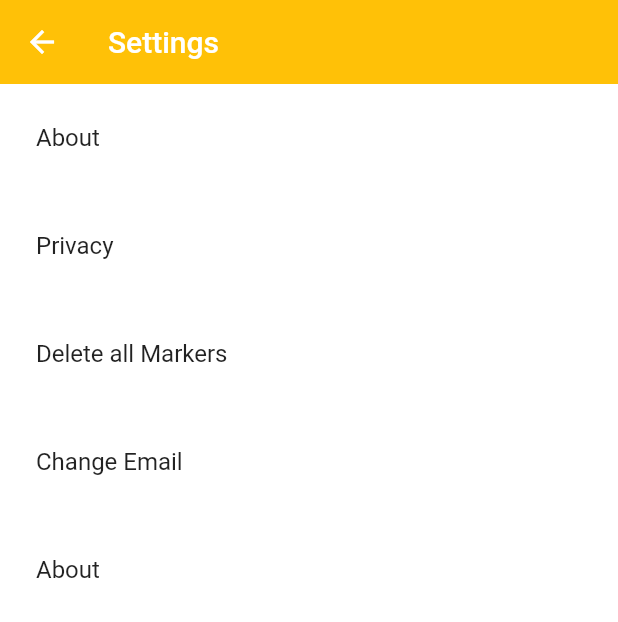
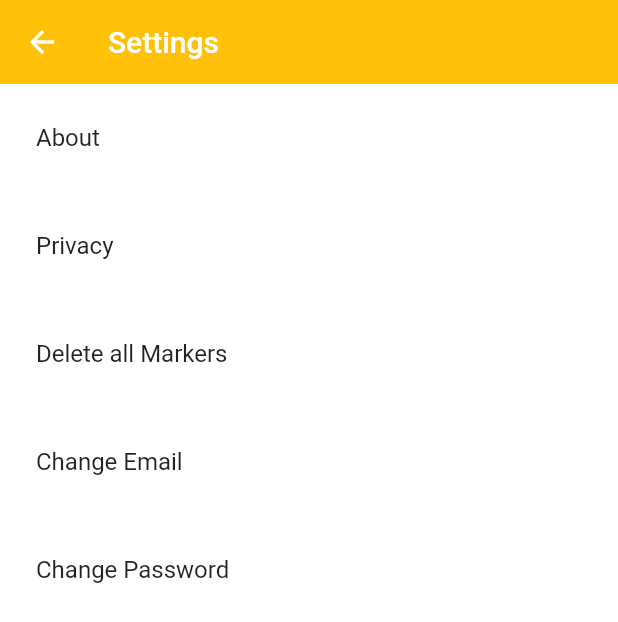
Before and after one commit to joeltanig77/Spots-App, a Flutter app: the SettingsPage screen opened directly, on a phone screen of 412 x 824 dp. Shown: the top 622 px of the screen. Run offline on Flutter 3.47's test engine with Material 2 defaults, Android fonts, the phone set to English and light mode, and no system bars; our stand-ins replace cloud_firestore, firebase_auth, firebase_storage, geolocator, google_maps_flutter, image_picker and 1 more; missing offline and left inert: loading_animations; accounts and stored records are empty; network calls fail.

Commit message:
change text to change password

```diff
--- a/lib/screens/profile/settings/settings.dart
+++ b/lib/screens/profile/settings/settings.dart
@@ -84,7 +84,7 @@ class _SettingsPageState extends State<SettingsPage> {
               margin: EdgeInsets.all(8),
               color: Colors.white,
               child: ListTile(
-                title: Text("About"),
+                title: Text("Change Password"),
                 onTap: () {
                   print("Change Password button pressed");
                 },
```
